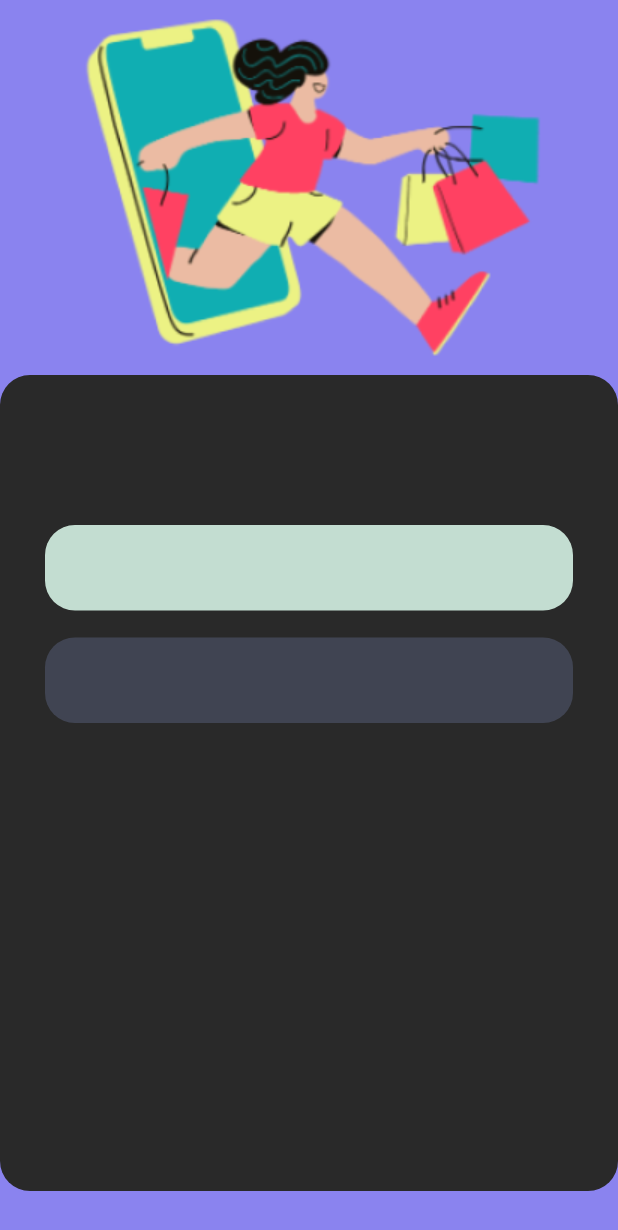
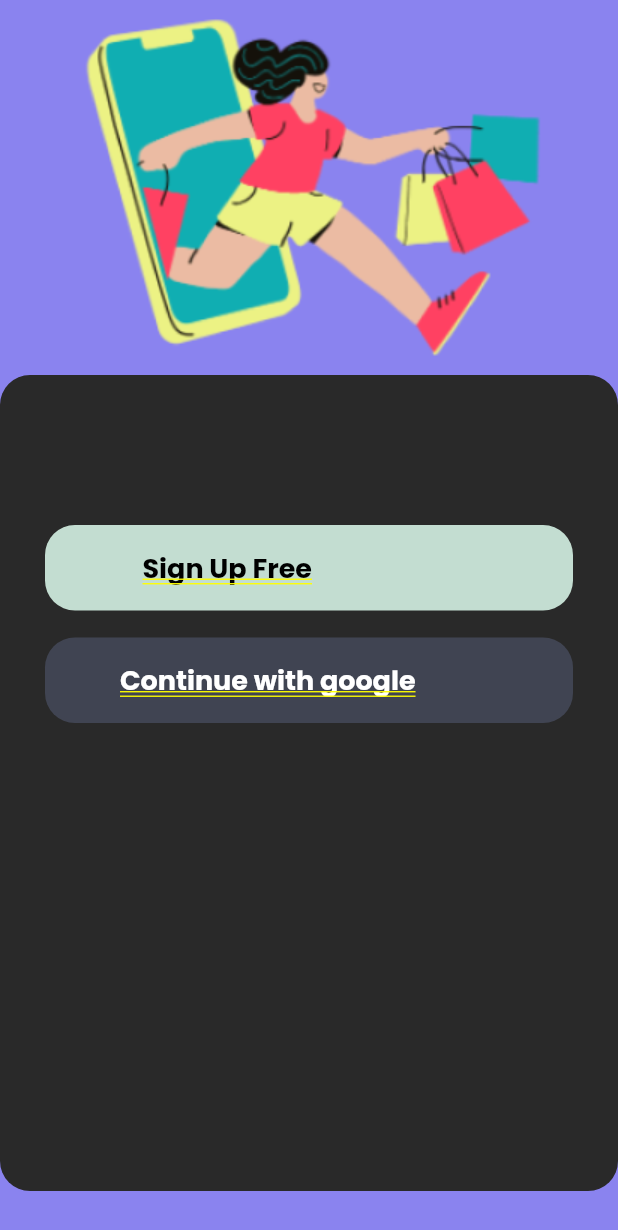
Before and after one commit to Tsabitah07/ecommerce_app, a Flutter app: the screen it shows after launch, on a phone screen of 412 x 824 dp. Shown: the top 1230 px of the screen. Run offline on Flutter 3.47's test engine with Material 2 defaults, Android fonts, the phone set to English and light mode, and no system bars; our stand-ins replace google_fonts.

Commit message:
feat[FT]push ulang

```diff
--- a/lib/RegisterPage.dart
+++ b/lib/RegisterPage.dart
@@ -18,6 +18,7 @@ class Register extends StatelessWidget {
             ),
           ),
           Positioned(
+            //Card
             top: 250,
             left: 0,
             right: 0,
@@ -33,6 +34,7 @@ class Register extends StatelessWidget {
             ),
           ),
           Positioned(
+            //sign up free card
             top: 350,
             left: 30,
             right: 30,
@@ -48,6 +50,30 @@ class Register extends StatelessWidget {
             ),
           ),
           Positioned(
+            top: 365,
+            left: 95,
+            right: 95,
+            child: Text(
+              "Sign Up Free",
+              style: GoogleFonts.poppins(
+                color: Colors.black,
+                fontSize: 18,
+                fontWeight: FontWeight.bold,
+              ),
+              semanticsLabel: "Sign Up Free",
+            ),
+          ),
+          const Positioned(
+              top: 425,
+              left: 30,
+              right: 30,
+              child: Icon(
+                Icons.favorite,
+                color: Colors.white,
+                size: 50,
+              )),
+          Positioned(
+            //continue with google card
             top: 425,
             left: 30,
             right: 30,
@@ -55,10 +81,23 @@ class Register extends StatelessWidget {
               width: 280,
               height: 57,
               decoration: ShapeDecoration(
-                color: Color(0xff404452),
+                color: const Color(0xff404452),
                 shape: RoundedRectangleBorder(
                   borderRadius: BorderRadius.circular(20.0),
                 ),
+              ),
+            ),
+          ),
+          Positioned(
+            top: 440,
+            left: 80,
+            right: 70,
+            child: Text(
+              "Continue with google",
+              style: GoogleFonts.poppins(
+                color: Colors.white,
+                fontSize: 18,
+                fontWeight: FontWeight.bold,
               ),
             ),
           ),
```
Also changed, not shown: lib/Wallet.dart (added).
